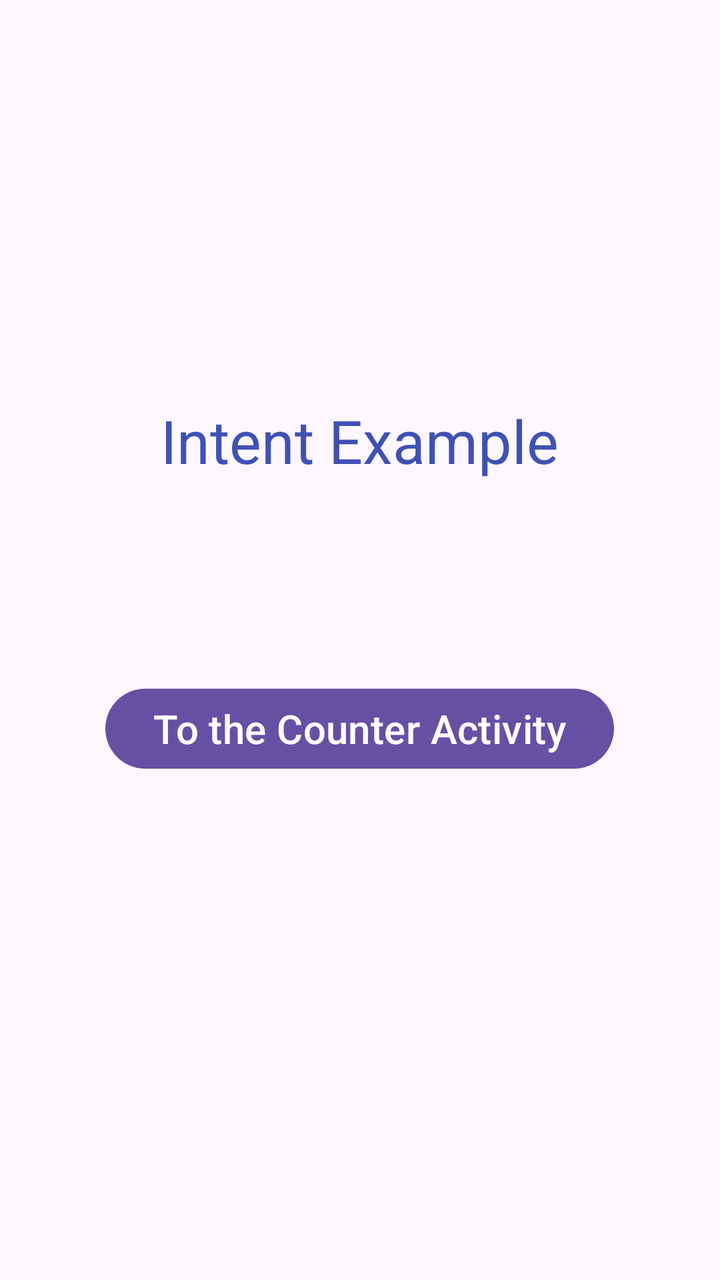
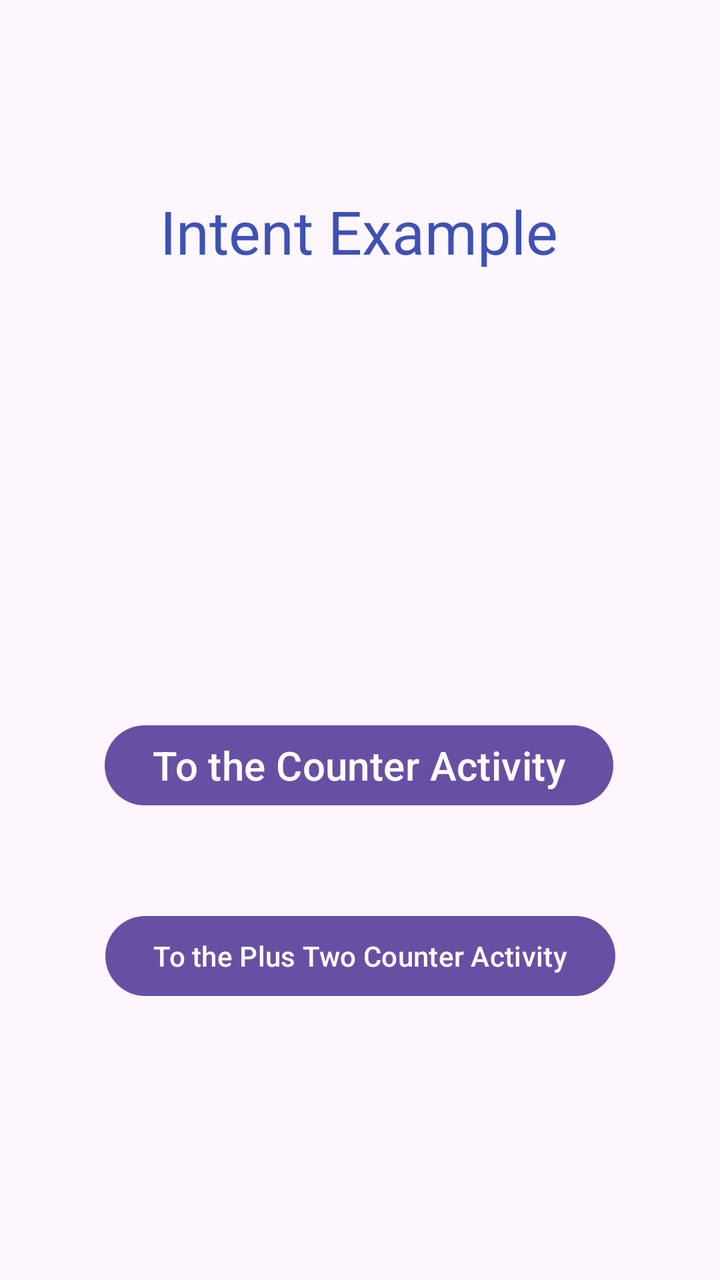

An Android layout rendered at two revisions. The XML below is the earlier revision; the diff shows what the commit changed to produce the second picture.
<!-- AndroidManifest.xml: application theme Theme.AndroidExample -->
<!-- res/layout/activity_main.xml -->
<?xml version="1.0" encoding="utf-8"?>
<androidx.appcompat.widget.LinearLayoutCompat
    xmlns:tools="http://schemas.android.com/tools"
    xmlns:android="http://schemas.android.com/apk/res/android"
    tools:context=".MainActivity"
    android:layout_height="match_parent"
    android:layout_width="match_parent"
    android:orientation="vertical">

    <TextView
        android:id="@+id/main_msg_txt"
        android:layout_width="wrap_content"
        android:layout_height="wrap_content"
        android:text="Intent Example"
        android:layout_gravity="center"
        android:layout_marginTop="200dp"
        android:textSize="30dp"
        android:textColor="#3F51B5">
    </TextView>

    <Button
        android:id="@+id/main_counter_btn"
        android:layout_width="wrap_content"
        android:layout_height="wrap_content"
        android:layout_marginTop="100dp"
        android:layout_gravity="center"
        android:text="To the Counter Activity"
        android:textSize="20sp"
        android:textColor="#ffffff">
    </Button>

</androidx.appcompat.widget.LinearLayoutCompat>
<!-- resources referenced by this layout -->
<resources>
  <style name="Theme.AndroidExample" parent="Base.Theme.AndroidExample" />
  <style name="Base.Theme.AndroidExample" parent="Theme.Material3.DayNight.NoActionBar">
          
          
      </style>
</resources>

<!-- the commit's change to res/layout/activity_main.xml (unified diff, before → after) -->
@@ -1,5 +1,5 @@
 <?xml version="1.0" encoding="utf-8"?>
-<androidx.appcompat.widget.LinearLayoutCompat
+<androidx.constraintlayout.widget.ConstraintLayout xmlns:app="http://schemas.android.com/apk/res-auto"
     xmlns:tools="http://schemas.android.com/tools"
     xmlns:android="http://schemas.android.com/apk/res/android"
     tools:context=".MainActivity"
@@ -11,22 +11,41 @@
         android:id="@+id/main_msg_txt"
         android:layout_width="wrap_content"
         android:layout_height="wrap_content"
+        android:layout_gravity="center"
         android:text="Intent Example"
-        android:layout_gravity="center"
-        android:layout_marginTop="200dp"
+        android:textColor="#3F51B5"
         android:textSize="30dp"
-        android:textColor="#3F51B5">
-    </TextView>
+        app:layout_constraintBottom_toBottomOf="parent"
+        app:layout_constraintEnd_toEndOf="parent"
+        app:layout_constraintHorizontal_bias="0.497"
+        app:layout_constraintStart_toStartOf="parent"
+        app:layout_constraintTop_toTopOf="parent"
+        app:layout_constraintVertical_bias="0.159"/>
 
     <Button
         android:id="@+id/main_counter_btn"
         android:layout_width="wrap_content"
         android:layout_height="wrap_content"
-        android:layout_marginTop="100dp"
         android:layout_gravity="center"
         android:text="To the Counter Activity"
+        android:textColor="#ffffff"
         android:textSize="20sp"
-        android:textColor="#ffffff">
-    </Button>
+        app:layout_constraintBottom_toBottomOf="parent"
+        app:layout_constraintEnd_toEndOf="parent"
+        app:layout_constraintHorizontal_bias="0.496"
+        app:layout_constraintStart_toStartOf="parent"
+        app:layout_constraintTop_toTopOf="parent"
+        app:layout_constraintVertical_bias="0.606" />
 
-</androidx.appcompat.widget.LinearLayoutCompat>
+    <Button
+        android:id="@+id/second_counter_btn"
+        android:layout_width="wrap_content"
+        android:layout_height="wrap_content"
+        android:text="To the Plus Two Counter Activity"
+        app:layout_constraintBottom_toBottomOf="parent"
+        app:layout_constraintEnd_toEndOf="parent"
+        app:layout_constraintStart_toStartOf="parent"
+        app:layout_constraintTop_toTopOf="parent"
+        app:layout_constraintVertical_bias="0.767" />
+
+</androidx.constraintlayout.widget.ConstraintLayout>
